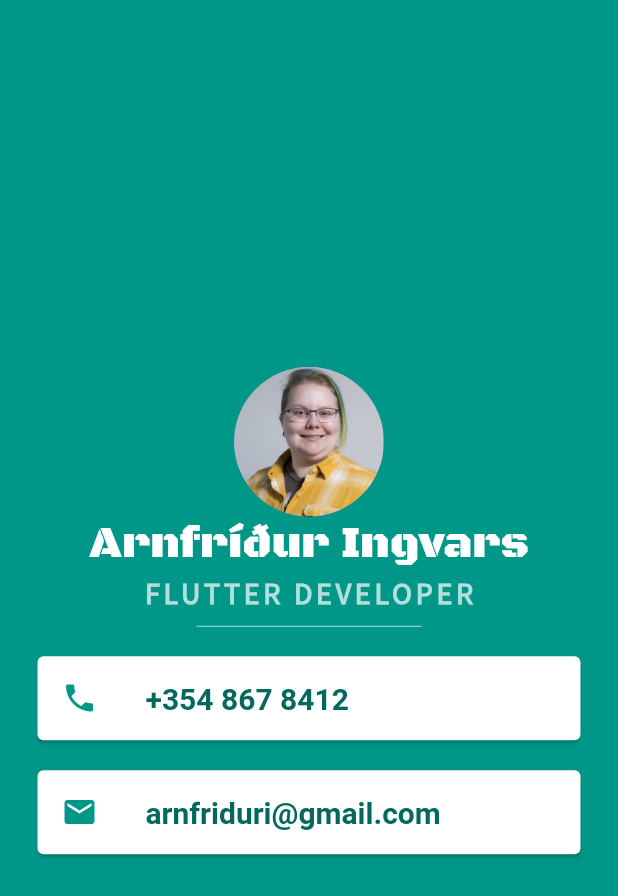
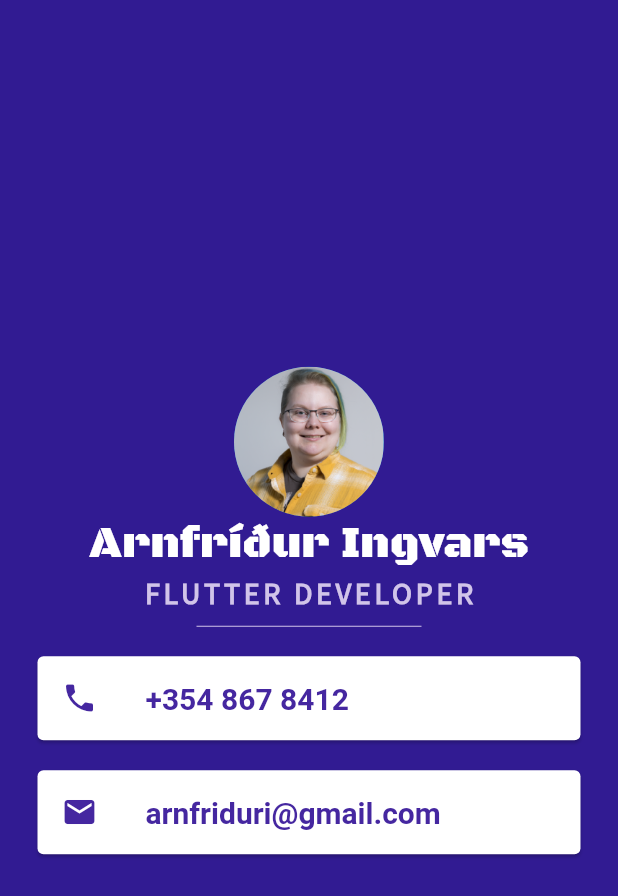
Before and after one commit to Arnfriduri/mycard, a Flutter app: the screen it shows after launch, on a phone screen of 412 x 824 dp. Shown: the top 896 px of the screen. Run offline on Flutter 3.47's test engine with Material 2 defaults, Android fonts, the phone set to English and light mode, and no system bars; Roboto replaces fonts that are missing (Source Sans Pro).

Commit message:
Playing with colours

```diff
--- a/lib/main.dart
+++ b/lib/main.dart
@@ -9,7 +9,7 @@ class MyApp extends StatelessWidget {
   Widget build(BuildContext context) {
     return MaterialApp(
       home: Scaffold(
-        backgroundColor: Colors.teal,
+        backgroundColor: Colors.deepPurple.shade900,
         body: SafeArea(
           child: Column(
             mainAxisAlignment: MainAxisAlignment.center,
@@ -32,7 +32,7 @@ class MyApp extends StatelessWidget {
                 'FLUTTER DEVELOPER',
                 style: TextStyle(
                   fontFamily: 'SourceSansPro',
-                  color: Colors.teal.shade100,
+                  color: Colors.deepPurple.shade100,
                   fontSize: 20,
                   letterSpacing: 2.5,
                   fontWeight: FontWeight.bold,
@@ -42,7 +42,7 @@ class MyApp extends StatelessWidget {
                 height: 20,
                 width: 150,
                 child: Divider(
-                  color: Colors.teal.shade100,
+                  color: Colors.deepPurple.shade100,
                 ),
               ),
               Card(
@@ -50,12 +50,12 @@ class MyApp extends StatelessWidget {
                 child: ListTile(
                   leading: Icon(
                     Icons.phone,
-                    color: Colors.teal,
+                    color: Colors.deepPurple.shade800,
                   ),
                   title: Text(
                     '+354 867 8412',
                     style: TextStyle(
-                      color: Colors.teal.shade800,
+                      color: Colors.deepPurple.shade800,
                       fontFamily: 'Source Sans Pro',
                       fontWeight: FontWeight.bold,
                       fontSize: 20,
@@ -68,12 +68,12 @@ class MyApp extends StatelessWidget {
                 child: ListTile(
                   leading: Icon(
                     Icons.email,
-                    color: Colors.teal,
+                    color: Colors.deepPurple.shade800,
                   ),
                   title: Text(
                     'arnfriduri@gmail.com',
                     style: TextStyle(
-                      color: Colors.teal.shade800,
+                      color: Colors.deepPurple.shade800,
                       fontFamily: 'Source Sans Pro',
                       fontWeight: FontWeight.bold,
                       fontSize: 20,
```
